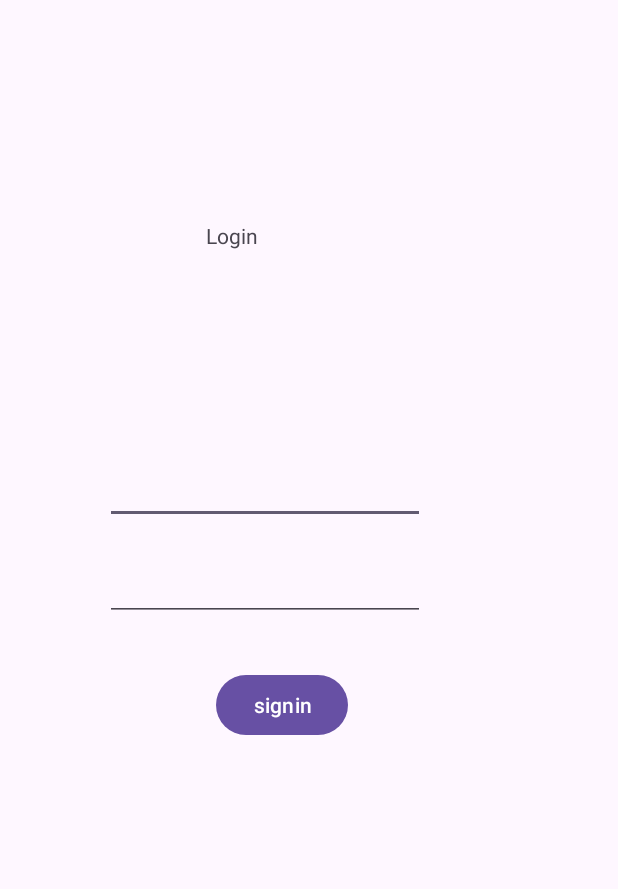
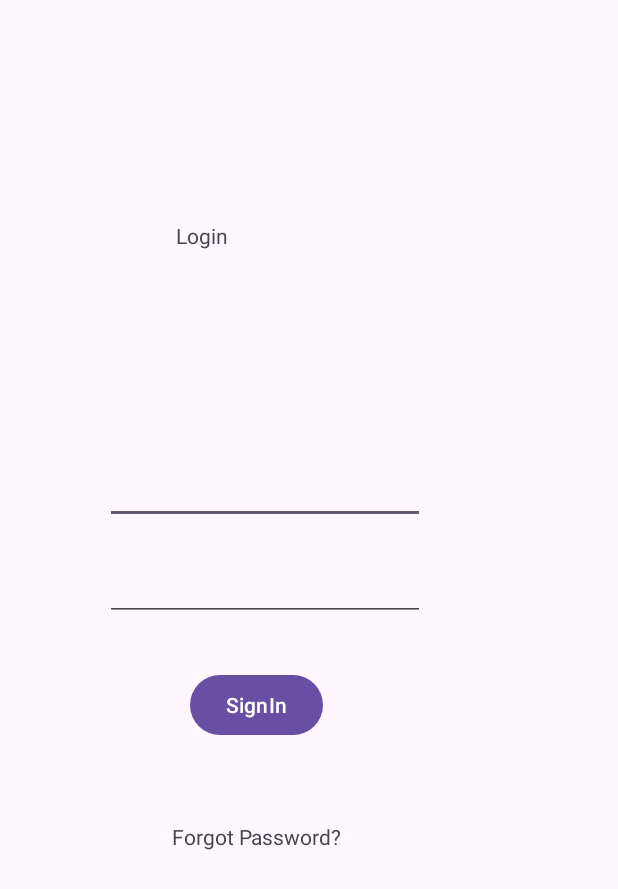
Before and after one commit to BhanukiranG/oneCampus, an Android app: the userLogin screen opened directly, with no data from a screen before it, on a phone screen of 412 x 824 dp. Shown: the top 889 px of the screen. Run offline under Robolectric (Android 15) with nearby library versions, the phone set to English and light mode, and no system bars; our stand-ins replace Firebase (no records; nobody signed in at launch, a user with empty details on screens opened directly).

Commit message:
Forgot Passsword Implemented

```diff
--- a/app/src/main/AndroidManifest.xml
+++ b/app/src/main/AndroidManifest.xml
@@ -11,12 +11,13 @@
         android:dataExtractionRules="@xml/data_extraction_rules"
         android:fullBackupContent="@xml/backup_rules"
         android:icon="@mipmap/ic_launcher"
-        android:label="@string/app_name"
+        android:label="OneCampus"
         android:supportsRtl="true"
-        android:theme="@style/Theme.Material3.Light"
+        android:theme="@style/Theme.Material3.Light.NoActionBar"
         tools:targetApi="31" >
         <activity
             android:name=".eventDetails"
+            android:parentActivityName=".userMain"
             android:exported="false" />
         <activity
             android:name=".eventsUpload"
@@ -40,7 +41,6 @@
             android:theme="@style/Theme.Material3.Light.NoActionBar" >
             <intent-filter>
                 <action android:name="android.intent.action.MAIN" />
-
                 <category android:name="android.intent.category.LAUNCHER" />
             </intent-filter>
         </activity>
--- a/app/src/main/java/com/example/onecampus/eventsUpload.java
+++ b/app/src/main/java/com/example/onecampus/eventsUpload.java
@@ -7,6 +7,7 @@ import androidx.appcompat.app.AppCompatActivity;
 import android.Manifest;
 import android.app.ProgressDialog;
 import android.content.Intent;
+import android.net.LinkAddress;
 import android.net.Uri;
 import android.os.Bundle;
 import android.view.View;
@@ -61,7 +62,7 @@ public class eventsUpload extends AppCompatActivity {
         relative=findViewById(R.id.relative);
         submit=findViewById(R.id.submit);
         productImage=findViewById(R.id.productImage);
-        link=findViewById(R.id.Link);
+        link= findViewById(R.id.Link);
         uploadbtn.setOnClickListener(new View.OnClickListener() {
             @Override
             public void onClick(View v) {
--- a/app/src/main/res/layout/activity_user_login.xml
+++ b/app/src/main/res/layout/activity_user_login.xml
@@ -11,7 +11,7 @@
         android:layout_width="106dp"
         android:layout_height="0dp"
         android:layout_marginTop="147dp"
-        android:layout_marginEnd="40dp"
+        android:layout_marginEnd="60dp"
         android:layout_marginBottom="21dp"
         android:text="Login"
         app:layout_constraintBottom_toTopOf="@+id/userEmailLogin"
@@ -41,13 +41,27 @@
         app:layout_constraintStart_toStartOf="@+id/userEmailLogin"
         app:layout_constraintTop_toBottomOf="@+id/userEmailLogin" />
 
+
+    <TextView
+        android:layout_width="wrap_content"
+        android:layout_height="wrap_content"
+        android:gravity="center"
+        android:id="@+id/forgetpass"
+        android:text="Forgot Password?"
+        app:layout_constraintBottom_toBottomOf="parent"
+        app:layout_constraintEnd_toEndOf="parent"
+        app:layout_constraintHorizontal_bias="0.382"
+        app:layout_constraintStart_toStartOf="parent"
+        app:layout_constraintTop_toBottomOf="@+id/userSignin"
+        app:layout_constraintVertical_bias="0.174" />
+
     <Button
         android:id="@+id/userSignin"
         android:layout_width="wrap_content"
         android:layout_height="wrap_content"
-        android:layout_marginEnd="51dp"
+        android:layout_marginEnd="68dp"
         android:layout_marginBottom="330dp"
-        android:text="signin"
+        android:text="SignIn"
         app:layout_constraintBottom_toBottomOf="parent"
         app:layout_constraintEnd_toEndOf="@+id/userPasswordLogin"
         app:layout_constraintTop_toBottomOf="@+id/userPasswordLogin" />
--- a/app/src/main/res/values-night/themes.xml
+++ b/app/src/main/res/values-night/themes.xml
@@ -1,6 +1,6 @@
 <resources xmlns:tools="http://schemas.android.com/tools">
     <!-- Base application theme. -->
-    <style name="Theme.OneCampus" parent="Theme.MaterialComponents.DayNight.DarkActionBar">
+    <style name="Theme.OneCampus" parent="Theme.MaterialComponents.Light.NoActionBar">
         <!-- Primary brand color. -->
         <item name="colorPrimary">@color/purple_200</item>
         <item name="colorPrimaryVariant">@color/purple_700</item>
--- a/app/src/main/res/values/themes.xml
+++ b/app/src/main/res/values/themes.xml
@@ -1,6 +1,6 @@
 <resources xmlns:tools="http://schemas.android.com/tools">
     <!-- Base application theme. -->
-    <style name="Theme.OneCampus" parent="Theme.MaterialComponents.DayNight.DarkActionBar">
+    <style name="Theme.OneCampus" parent="Theme.MaterialComponents.Light.NoActionBar">
         <!-- Primary brand color. -->
         <item name="colorPrimary">@color/purple_500</item>
         <item name="colorPrimaryVariant">@color/purple_700</item>
```
Also changed, not shown: app/src/main/java/com/example/onecampus/userLogin.java (+81 -1 lines).
